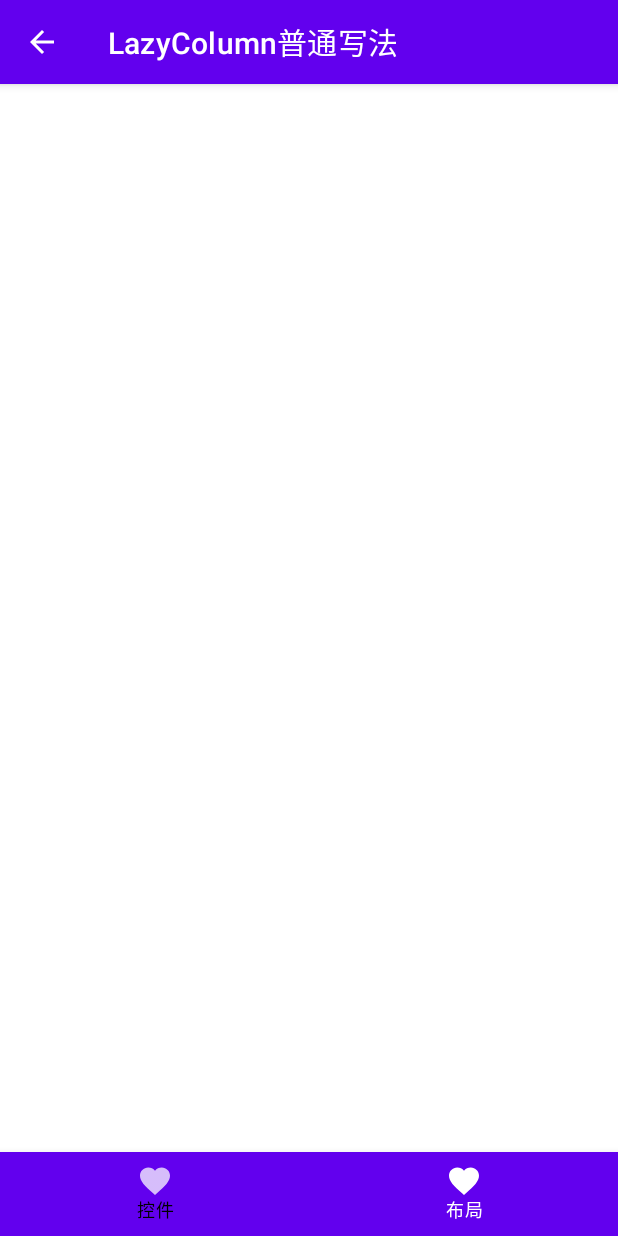
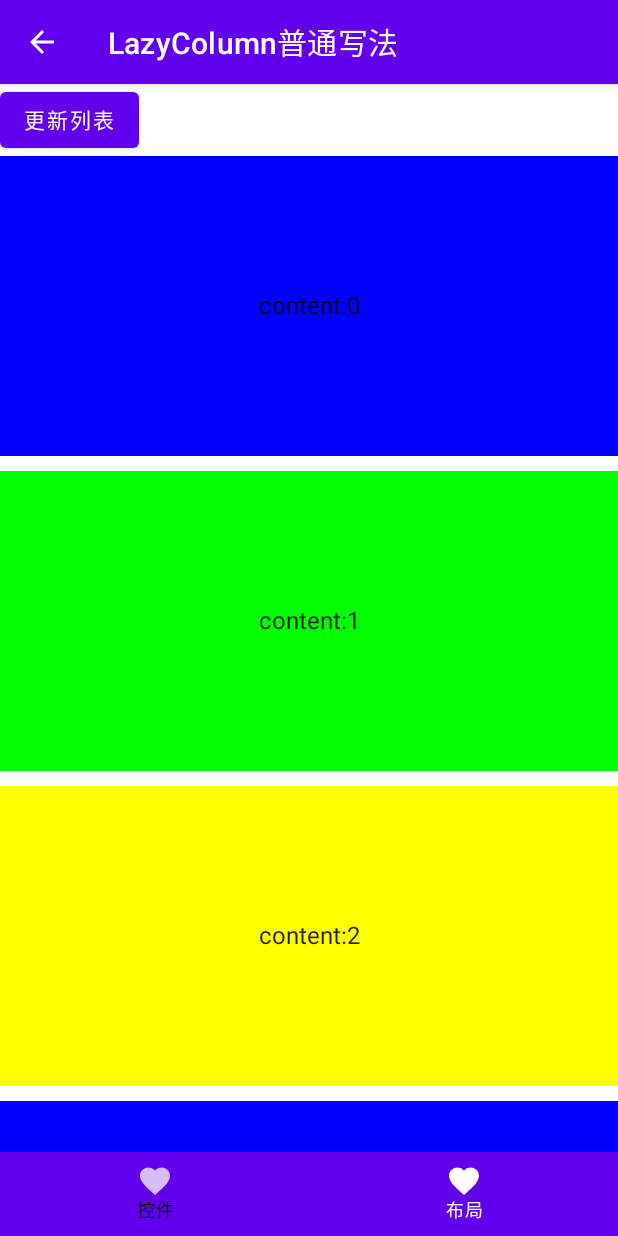
Before and after one commit to location-txl/ComposeSample, an Android app built with Jetpack Compose: the lazyListCommon screen opened through its navigation route, on a phone screen of 412 x 824 dp. Run offline under Robolectric (Android 15) with nearby library versions, the phone set to English and light mode, and no system bars.

Commit message:
正常使用LazyColumn

```diff
--- a/app/build.gradle
+++ b/app/build.gradle
@@ -62,4 +62,7 @@ dependencies {
     def nav_version = "2.5.1"
     implementation "androidx.navigation:navigation-compose:$nav_version"
     implementation("io.coil-kt:coil-compose:2.1.0")
+    implementation "androidx.compose.material:material-icons-extended:$compose_version"
+
+
 }
--- a/app/src/main/java/com/location/compose/sample/layout/LayoutLazyList.kt
+++ b/app/src/main/java/com/location/compose/sample/layout/LayoutLazyList.kt
@@ -1,18 +1,28 @@
 package com.location.compose.sample.layout
 
-import androidx.compose.foundation.layout.Column
-import androidx.compose.foundation.layout.PaddingValues
-import androidx.compose.foundation.layout.fillMaxWidth
+import androidx.compose.animation.AnimatedVisibility
+import androidx.compose.foundation.background
+import androidx.compose.foundation.interaction.collectIsDraggedAsState
+import androidx.compose.foundation.interaction.collectIsHoveredAsState
+import androidx.compose.foundation.layout.*
 import androidx.compose.foundation.lazy.LazyColumn
-import androidx.compose.material.OutlinedButton
-import androidx.compose.material.Text
-import androidx.compose.runtime.Composable
+import androidx.compose.foundation.lazy.items
+import androidx.compose.foundation.lazy.rememberLazyListState
+import androidx.compose.material.*
+import androidx.compose.material.icons.Icons
+import androidx.compose.material.icons.filled.*
+import androidx.compose.runtime.*
+import androidx.compose.ui.Alignment
 import androidx.compose.ui.Modifier
+import androidx.compose.ui.graphics.Color
+import androidx.compose.ui.tooling.preview.Preview
 import androidx.compose.ui.unit.dp
 import com.location.compose.sample.bottom.LazyListCommon
 import com.location.compose.sample.bottom.LazyListItemKey
 import com.location.compose.sample.bottom.LazyListStickyHeader
 import com.location.compose.sample.common.TitleBar
+import kotlinx.coroutines.launch
+import kotlin.random.Random
 
 /**
  *
@@ -31,6 +41,7 @@ fun LayoutLazyList(
                 text = "LazyList代表可滑动并支持复用的列表， 在Compose中 有LazyColumn LazyRow " +
                         "对应AndroidView中为RecyclerView设置LinearLayoutManager为VERTICAL和HORIZONTAL"
             )
+            Text(text = "LazyRow和LazyColumn使用方法相同 不另写sample")
             LazyColumn(
                 contentPadding = PaddingValues(10.dp) //设置内容间距
             ) {
@@ -68,9 +79,98 @@ fun LayoutLazyList(
     }
 }
 
+private val colors = listOf(Color.Blue, Color.Green, Color.Yellow)
+
 @Composable
-fun LayoutLazyListCommon(back: () -> Unit,) {
+fun LayoutLazyListCommon(back: () -> Unit) {
     TitleBar(title = "LazyColumn普通写法", back = back) {
+        Box {
+            val lazyListState = rememberLazyListState()
+            var rememberCoroutineScope = rememberCoroutineScope()
+            Column(modifier = Modifier.fillMaxSize()) {
+                val dataList = remember {
+                    mutableStateListOf<Item>().apply {
+
+                        var colorIndex = 0
+                        for (i in 0..1000) {
+                            if (colorIndex >= colors.size) {
+                                colorIndex = 0
+                            }
+                            add(Item("content:$i", colors[colorIndex++]))
+                        }
+                    }
+                }
+                Row {
+                    Button(onClick = {
+                        with(dataList) {
+                            val oldSize = size
+                            clear()
+                            val newSize = Random.nextInt(oldSize / 2, oldSize * 2)
+                            var colorIndex = 0
+                            for (i in 0..newSize) {
+                                if (colorIndex >= colors.size) {
+                                    colorIndex = 0
+                                }
+                                add(Item("content:$i", colors[colorIndex++]))
+                            }
+                        }
+                    }) {
+                        Text(text = "更新列表")
+                    }
+                }
+
+                LazyColumn(
+                    verticalArrangement = Arrangement.spacedBy(10.dp),//添加每个item之间的间隔
+                    state = lazyListState,
+                ) {
+                    items(dataList, key = {
+                        it.text
+                    }) {
+                        Box(
+                            modifier = Modifier
+                                .fillMaxWidth()
+                                .height(200.dp)
+                                .background(it.color),
+                            contentAlignment = Alignment.Center
+                        ) {
+                            Column {
+                                Text(text = it.text)
+                            }
+                        }
+                    }
+
+                }
+            }
+            val showFab by remember {
+                derivedStateOf {
+                    lazyListState.firstVisibleItemIndex > 0
+                }
+            }
+            AnimatedVisibility(
+                visible = showFab, modifier = Modifier
+                    .padding(end = 10.dp, bottom = 20.dp)
+                    .align(Alignment.BottomEnd)
+            ) {
+                FloatingActionButton(
+                    onClick = {
+                        rememberCoroutineScope.launch {
+                            lazyListState.animateScrollToItem(0)
+                        }
+                    }
+                ) {
+                    Icon(imageVector = Icons.Filled.ArrowUpward, contentDescription = "")
+                }
+            }
+        }
+    }
+}
+
+private data class Item(val text: String, val color: Color)
+
+@Preview
+@Composable
+fun PreviewLayoutLazyListCommon() {
+    LayoutLazyListCommon {
 
     }
 }
```
